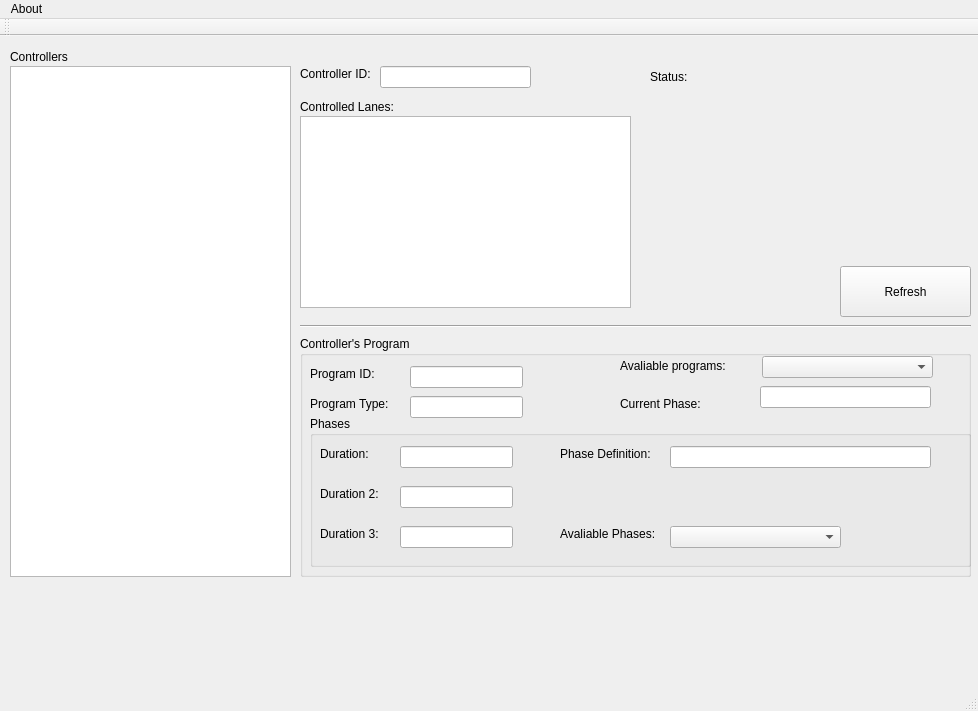
Before: the Qt Designer form Tcc-GUI/mainwindow.ui in gnakamiti/Supervisor-TCC, drawn with Qt 5.
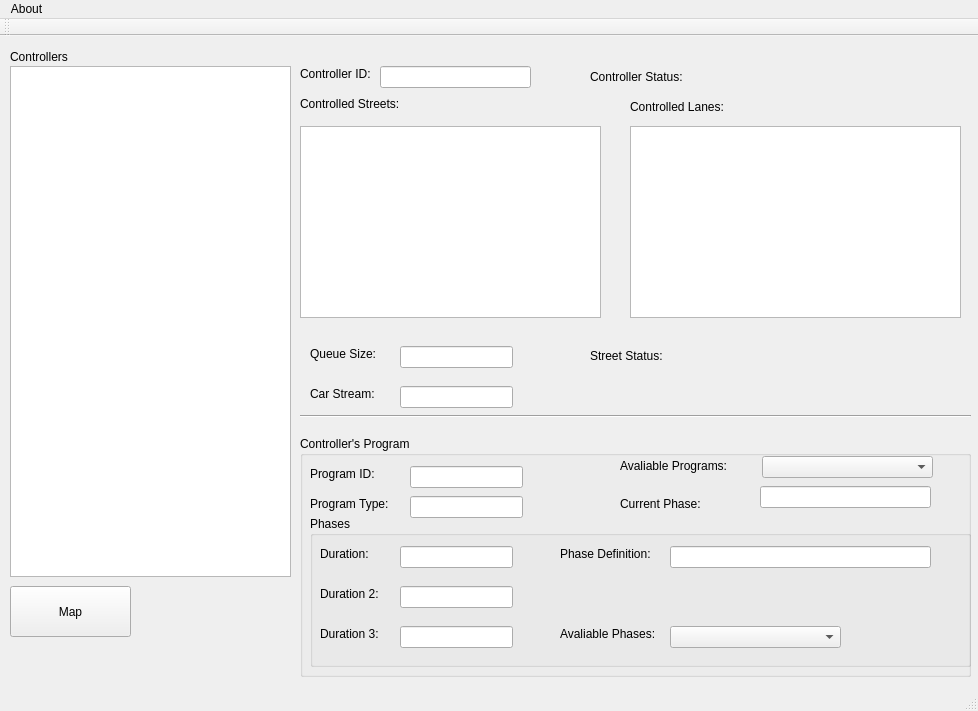
After: the same form once the commit is applied. Icons and pictures are not drawn.

Diff of the .ui file:
```diff
--- a/Tcc-GUI/mainwindow.ui
+++ b/Tcc-GUI/mainwindow.ui
@@ -57,7 +57,7 @@
    <widget class="QLabel" name="lblControlledLanes">
     <property name="geometry">
      <rect>
-      <x>300</x>
+      <x>630</x>
       <y>60</y>
       <width>141</width>
       <height>21</height>
@@ -70,8 +70,8 @@
    <widget class="QListWidget" name="listControlledLanes">
     <property name="geometry">
      <rect>
-      <x>300</x>
-      <y>80</y>
+      <x>630</x>
+      <y>90</y>
       <width>331</width>
       <height>192</height>
      </rect>
@@ -81,7 +81,7 @@
     <property name="geometry">
      <rect>
       <x>300</x>
-      <y>280</y>
+      <y>370</y>
       <width>671</width>
       <height>20</height>
      </rect>
@@ -94,7 +94,7 @@
     <property name="geometry">
      <rect>
       <x>300</x>
-      <y>300</y>
+      <y>400</y>
       <width>671</width>
       <height>241</height>
      </rect>
@@ -174,7 +174,7 @@
       </rect>
      </property>
      <property name="text">
-      <string>Avaliable programs:</string>
+      <string>Avaliable Programs:</string>
      </property>
     </widget>
     <widget class="QGroupBox" name="groupBoxPhases">
@@ -344,14 +344,14 @@
    <widget class="QLabel" name="lblStatus">
     <property name="geometry">
      <rect>
-      <x>650</x>
+      <x>590</x>
       <y>30</y>
-      <width>61</width>
+      <width>121</width>
       <height>21</height>
      </rect>
     </property>
     <property name="text">
-     <string>Status:</string>
+     <string>Controller Status:</string>
     </property>
    </widget>
    <widget class="QLabel" name="lblStatusValue">
@@ -387,17 +387,125 @@
      <bool>true</bool>
     </property>
    </widget>
-   <widget class="QPushButton" name="btnRefresh">
+   <widget class="QListWidget" name="listControlledStreets">
     <property name="geometry">
      <rect>
-      <x>840</x>
-      <y>230</y>
-      <width>131</width>
+      <x>300</x>
+      <y>90</y>
+      <width>301</width>
+      <height>192</height>
+     </rect>
+    </property>
+   </widget>
+   <widget class="QLabel" name="lblControlledStreets">
+    <property name="geometry">
+     <rect>
+      <x>300</x>
+      <y>60</y>
+      <width>111</width>
+      <height>16</height>
+     </rect>
+    </property>
+    <property name="text">
+     <string>Controlled Streets:</string>
+    </property>
+   </widget>
+   <widget class="QLabel" name="lblQueueSize">
+    <property name="geometry">
+     <rect>
+      <x>310</x>
+      <y>310</y>
+      <width>71</width>
+      <height>16</height>
+     </rect>
+    </property>
+    <property name="text">
+     <string>Queue Size:</string>
+    </property>
+   </widget>
+   <widget class="QLabel" name="lblCarStream">
+    <property name="geometry">
+     <rect>
+      <x>310</x>
+      <y>350</y>
+      <width>71</width>
+      <height>16</height>
+     </rect>
+    </property>
+    <property name="text">
+     <string>Car Stream:</string>
+    </property>
+   </widget>
+   <widget class="QLabel" name="lblStreetStatus">
+    <property name="geometry">
+     <rect>
+      <x>590</x>
+      <y>310</y>
+      <width>91</width>
+      <height>20</height>
+     </rect>
+    </property>
+    <property name="text">
+     <string>Street Status:</string>
+    </property>
+   </widget>
+   <widget class="QLabel" name="lblStreetStatusValue">
+    <property name="geometry">
+     <rect>
+      <x>690</x>
+      <y>300</y>
+      <width>201</width>
+      <height>31</height>
+     </rect>
+    </property>
+    <property name="font">
+     <font>
+      <pointsize>14</pointsize>
+      <weight>75</weight>
+      <bold>true</bold>
+     </font>
+    </property>
+    <property name="text">
+     <string/>
+    </property>
+   </widget>
+   <widget class="QLineEdit" name="txtQueueSize">
+    <property name="geometry">
+     <rect>
+      <x>400</x>
+      <y>310</y>
+      <width>113</width>
+      <height>22</height>
+     </rect>
+    </property>
+    <property name="readOnly">
+     <bool>true</bool>
+    </property>
+   </widget>
+   <widget class="QLineEdit" name="txtCarStream">
+    <property name="geometry">
+     <rect>
+      <x>400</x>
+      <y>350</y>
+      <width>113</width>
+      <height>22</height>
+     </rect>
+    </property>
+    <property name="readOnly">
+     <bool>true</bool>
+    </property>
+   </widget>
+   <widget class="QPushButton" name="btnShowMap">
+    <property name="geometry">
+     <rect>
+      <x>10</x>
+      <y>550</y>
+      <width>121</width>
       <height>51</height>
      </rect>
     </property>
     <property name="text">
-     <string>Refresh</string>
+     <string>Map</string>
     </property>
     <property name="icon">
      <iconset>
```
Left out of the diff: 2 changed lines with no effect on the pictures.
